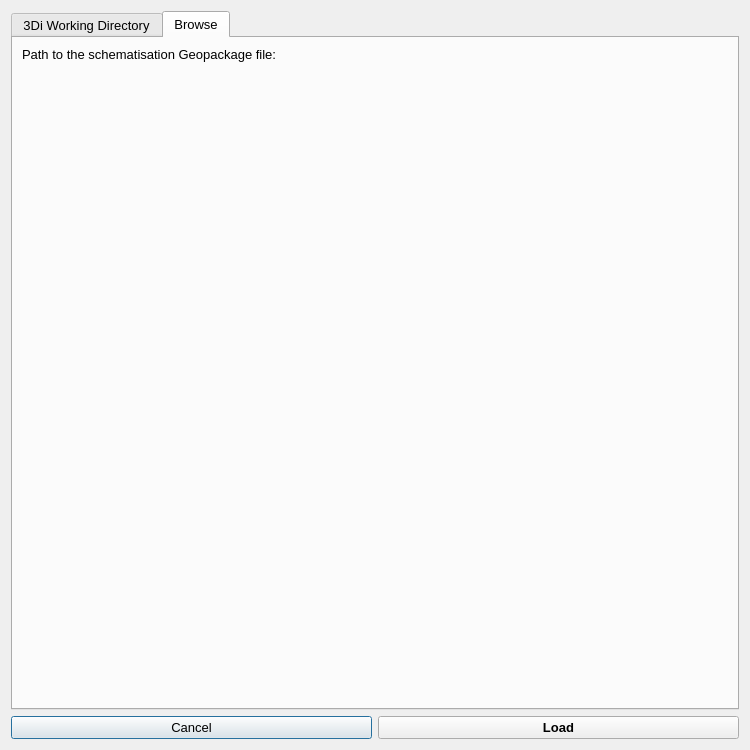
Before: the Qt Designer form threedi_schematisation_editor/custom_widgets/ui/load_schematisation.ui in nens/threedi-schematisation-editor, drawn with Qt 5.
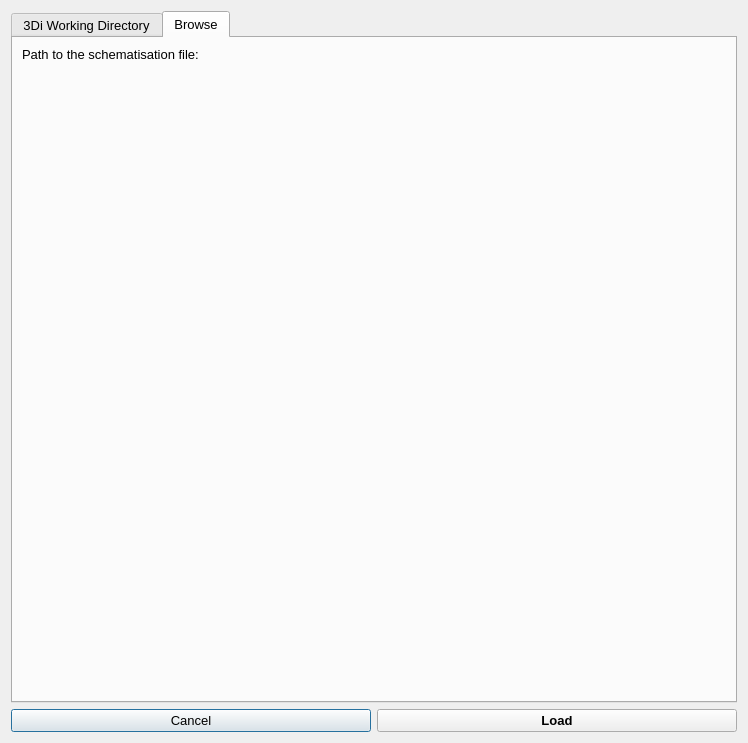
After: the same form once the commit is applied. The open tabs and pages were chosen to show the change. Custom widgets are drawn as their Qt base class.

Commit message: More schema 219 -> 300 plugin refactoring - structure control forms and logic.

Diff of the .ui file:
```diff
--- a/threedi_schematisation_editor/custom_widgets/ui/load_schematisation.ui
+++ b/threedi_schematisation_editor/custom_widgets/ui/load_schematisation.ui
@@ -6,8 +6,8 @@
    <rect>
     <x>0</x>
     <y>0</y>
-    <width>750</width>
-    <height>750</height>
+    <width>748</width>
+    <height>743</height>
    </rect>
   </property>
   <property name="windowTitle">
@@ -76,7 +76,7 @@
        <item row="0" column="1">
         <widget class="QLabel" name="label">
          <property name="text">
-          <string>Path to the schematisation Geopackage file:</string>
+          <string>Path to the schematisation file:</string>
          </property>
         </widget>
        </item>
```
Left out of the diff: 2 changed lines with no effect on the pictures. The commit also changes 7 other files.
